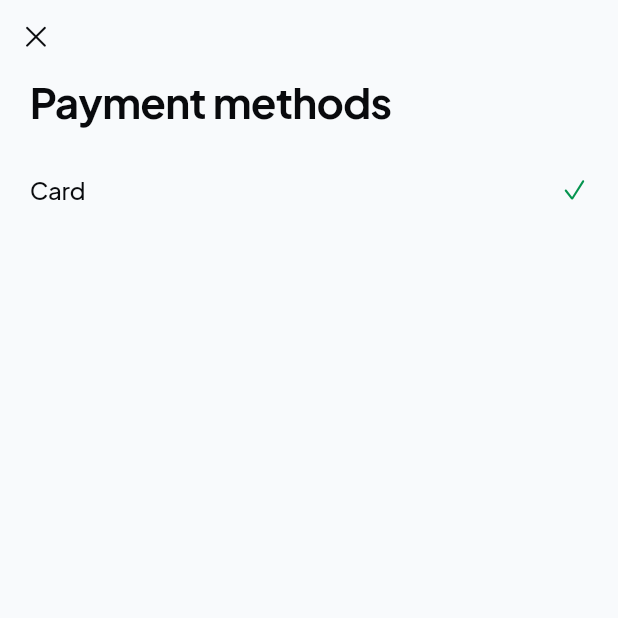
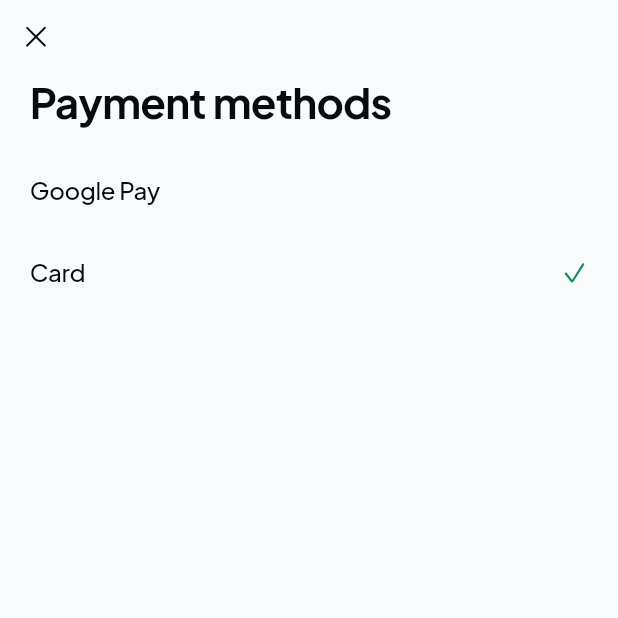
Before and after one commit to ArcadexIT/Ryvo, a Flutter app: the PaymentMethodsPage screen opened by its route, on a phone screen of 412 x 824 dp, the top half of it. Run offline on Flutter 3.47's test engine with Material 3 defaults, Android fonts, the phone set to English and light mode, and no system bars; our stand-ins replace app_links, audioplayers, cloud_firestore, connectivity_plus, dartz, dio and 23 more; missing offline and left inert: flutter_stripe, google_maps_flutter_android, google_maps_flutter_platform_interface; accounts and stored records are empty; network calls fail.

Commit message:
Show Apple Pay and Google Pay on the payment methods screen.
Co-authored-by: Cursor <cursoragent@cursor.com>

```diff
--- a/ryvo-customer/lib/features/profile/presentation/pages/payment_methods_page.dart
+++ b/ryvo-customer/lib/features/profile/presentation/pages/payment_methods_page.dart
@@ -8,6 +8,7 @@ import '../../../../core/theme/app_colors.dart';
 import '../../../../core/theme/app_theme.dart';
 import '../../../../data/models/app_config.dart';
 import '../../../../shared/providers/app_providers.dart';
+import '../../../payment/presentation/customer_checkout.dart';
 import '../widgets/ryvo_modal_scaffold.dart';
 
 class PaymentMethodsPage extends ConsumerWidget {
@@ -20,9 +21,11 @@ class PaymentMethodsPage extends ConsumerWidget {
         ref.watch(appConfigProvider).valueOrNull ?? AppConfig.fallback;
     final selected = ref.watch(jobDraftProvider).paymentMethod;
     final methods = <String>[
-      if (config.walletPaymentEnabled) 'wallet',
+      if (checkoutShowsApplePay(config)) 'apple_pay',
+      if (checkoutShowsGooglePay(config)) 'google_pay',
       if (config.paymentMethods.stripe) 'stripe',
       if (config.paymentMethods.cash) 'cash',
+      if (config.walletPaymentEnabled) 'wallet',
     ];
 
     return RyvoModalScaffold(
@@ -61,6 +64,8 @@ String _label(String method, AppLocalizations l10n) {
   return switch (method) {
     'wallet' => l10n.wallet,
     'cash' => l10n.cash,
+    'google_pay' => l10n.googlePay,
+    'apple_pay' => l10n.applePay,
     _ => l10n.card,
   };
 }
```
